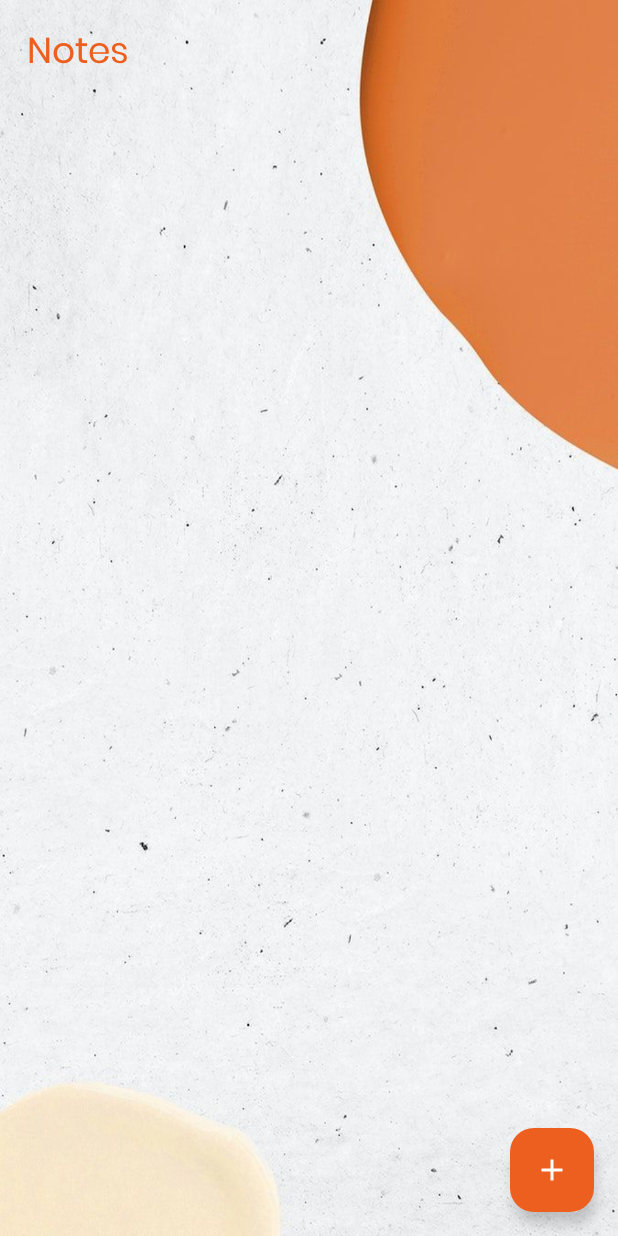
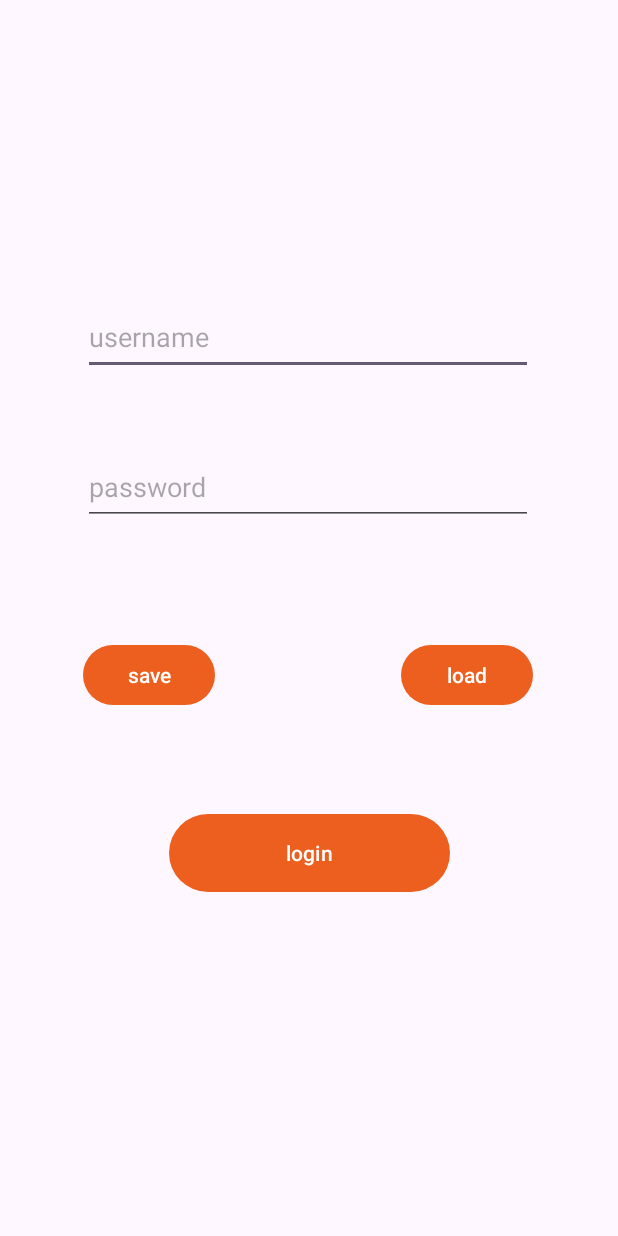
Before and after one commit to dewnijayasuriya/notes-app-sqlite, an Android app: the screen it shows after launch (MainActivity before the commit, loginActivity after it), after a tap on "Get Started", on a phone screen of 412 x 824 dp. Run offline under Robolectric (Android 15) with nearby library versions, the phone set to English and light mode, and no system bars.

Commit message:
notes app SQLite

```diff
--- a/app/src/main/AndroidManifest.xml
+++ b/app/src/main/AndroidManifest.xml
@@ -12,6 +12,12 @@
         android:supportsRtl="true"
         android:theme="@style/Theme.NotesSQLite"
         tools:targetApi="31">
+        <activity
+            android:name=".loginActivity"
+            android:exported="false" />
+        <activity
+            android:name=".LoginActivity"
+            android:exported="false" />
         <activity
             android:name=".MainActivity"
             android:exported="false" />
--- a/app/src/main/java/com/example/notessqlite/LaunchScreen.kt
+++ b/app/src/main/java/com/example/notessqlite/LaunchScreen.kt
@@ -13,7 +13,7 @@ class LaunchScreen : AppCompatActivity() {
         var button = findViewById<Button>(R.id.button)
 
         button.setOnClickListener() {
-            val intent = Intent(this, MainActivity::class.java)
+            val intent = Intent(this, loginActivity::class.java)
             startActivity(intent)
             finish()
         }
--- a/app/src/main/java/com/example/notessqlite/MainActivity.kt
+++ b/app/src/main/java/com/example/notessqlite/MainActivity.kt
@@ -8,11 +8,11 @@ import com.example.notessqlite.databinding.ActivityMainBinding
 
 class MainActivity : AppCompatActivity() {
 
-    private lateinit var binding: ActivityMainBinding
+    private lateinit var binding: ActivityMainBinding //to access the layout file
     private lateinit var db: NotesDatabaseHelper
-    private lateinit var notesAdapter: NotesAdapter
+    private lateinit var notesAdapter: NotesAdapter //store data into a recycle view
 
-    override fun onCreate(savedInstanceState: Bundle?) {
+    override fun onCreate(savedInstanceState: Bundle?) { // when activity is create onCreate method called
         super.onCreate(savedInstanceState)
         binding = ActivityMainBinding.inflate(layoutInflater)
         setContentView(binding.root)
@@ -23,7 +23,7 @@ class MainActivity : AppCompatActivity() {
         binding.notesRecyclerView.layoutManager=LinearLayoutManager(this)
         binding.notesRecyclerView.adapter=notesAdapter
 
-        binding.addButton.setOnClickListener {
+        binding.addButton.setOnClickListener { //add button intent
             val intent = Intent(this,AddNoteActivity::class.java)
             startActivity(intent)
         }
@@ -31,6 +31,6 @@ class MainActivity : AppCompatActivity() {
 
     override fun onResume() {
         super.onResume()
-        notesAdapter.refreshData(db.getAllNotes())
+        notesAdapter.refreshData(db.getAllNotes()) // retrieve updated data from the database
     }
 }
--- a/app/src/main/java/com/example/notessqlite/Note.kt
+++ b/app/src/main/java/com/example/notessqlite/Note.kt
@@ -1,3 +1,3 @@
 package com.example.notessqlite
 
-data class Note(val id:Int, val title: String, val content:String)
+data class Note(val id:Int, val title: String, val content:String) //column names
--- a/app/src/main/java/com/example/notessqlite/NotesAdapter.kt
+++ b/app/src/main/java/com/example/notessqlite/NotesAdapter.kt
@@ -10,8 +10,10 @@ import android.widget.TextView
 import android.widget.Toast
 import androidx.recyclerview.widget.RecyclerView
 
+//manage notes in the recycler view
 class NotesAdapter(private var notes: List<Note>, context: Context) : RecyclerView.Adapter<NotesAdapter.NoteViewHolder>(){
 
+    //communicate with the database
     private val db: NotesDatabaseHelper = NotesDatabaseHelper(context)
 
     class NoteViewHolder(itemView: View) : RecyclerView.ViewHolder(itemView){
@@ -23,24 +25,28 @@ class NotesAdapter(private var notes: List<Note>, context: Context) : RecyclerVi
 
     }
 
+    //this method called when recycler view needs view holder
     override fun onCreateViewHolder(parent: ViewGroup, viewType: Int): NoteViewHolder {
         val view = LayoutInflater.from(parent.context).inflate(R.layout.note_item, parent, false)
         return NoteViewHolder(view)
     }
 
-    override fun getItemCount(): Int = notes.size
+    override fun getItemCount(): Int = notes.size //return no of notes
 
-    override fun onBindViewHolder(holder: NoteViewHolder, position: Int) {
+    override fun onBindViewHolder(holder: NoteViewHolder, position: Int) {//bind data to each view holder
         val note = notes[position]
         holder.titleTextView.text = note.title
         holder.contentTextView.text=note.content
 
+        // set click listener for update button
         holder.updateButton.setOnClickListener{
             val intent = Intent(holder.itemView.context, UpdateNoteActivity::class.java).apply {
                 putExtra("note_id", note.id)
             }
             holder.itemView.context.startActivity(intent)
         }
+
+        // set click listener for delete button
         holder.deleteButton.setOnClickListener {
             db.deleteNote(note.id)
             refreshData(db.getAllNotes())
@@ -48,9 +54,9 @@ class NotesAdapter(private var notes: List<Note>, context: Context) : RecyclerVi
         }
     }
 
-    fun refreshData(newNotes:List<Note>){
+    fun refreshData(newNotes:List<Note>){// refresh new data set
         notes = newNotes
-        notifyDataSetChanged()
+        notifyDataSetChanged()//notifies adapter that data set has changed
     }
 
 
--- /dev/null
+++ b/app/src/main/java/com/example/notessqlite/loginActivity.kt
@@ -0,0 +1,82 @@
+package com.example.notessqlite
+
+import android.os.Bundle
+import androidx.activity.enableEdgeToEdge
+import androidx.appcompat.app.AppCompatActivity
+import androidx.core.view.WindowCompat
+import android.content.Context
+import android.content.Intent
+import android.widget.Button
+import android.widget.EditText
+import android.widget.Toast
+
+class loginActivity : AppCompatActivity() {
+    override fun onCreate(savedInstanceState: Bundle?) {
+        super.onCreate(savedInstanceState)
+        enableEdgeToEdge()
+        setContentView(R.layout.activity_login)
+
+        // Initialize views
+        val save = findViewById<Button>(R.id.button3)
+        val load = findViewById<Button>(R.id.button4)
+        val editText = findViewById<EditText>(R.id.Edittext)
+        val editText2 = findViewById<EditText>(R.id.edittext2)
+        val login = findViewById<Button>(R.id.login)
+        val sharedPref = getSharedPreferences("myPref", Context.MODE_PRIVATE)
+
+        // Save button click listener
+        save.setOnClickListener {
+            // Retrieve user input
+            val userName = editText.text.toString()
+            val pass = editText2.text.toString()
+
+            // Validate input (for example, check if fields are empty)
+            if (userName.isEmpty() || pass.isEmpty()) {
+                Toast.makeText(this, "Please fill in all fields", Toast.LENGTH_SHORT).show()
+                return@setOnClickListener
+            }
+
+            // Save data to SharedPreferences
+            val editor = sharedPref.edit()
+            editor.putString("user_name", userName)
+            editor.putString("password", pass)
+            editor.apply()
+            Toast.makeText(this, "Data saved", Toast.LENGTH_SHORT).show()
+        }
+
+        // Load button click listener
+        load.setOnClickListener {
+            // Retrieve data from SharedPreferences
+            val userName = sharedPref.getString("user_name", null)
+            val pass = sharedPref.getString("password", null)
+
+            // Set retrieved data to EditText fields
+            editText.setText(userName)
+            editText2.setText(pass)
+
+            Toast.makeText(this, "Data loaded", Toast.LENGTH_SHORT).show()
+        }
+
+        // Login button click listener
+        login.setOnClickListener {
+            // Retrieve user input
+            val enteredUserName = editText.text.toString()
+            val enteredPassword = editText2.text.toString()
+
+            // Retrieve saved data from SharedPreferences
+            val savedUserName = sharedPref.getString("user_name", null)
+            val savedPassword = sharedPref.getString("password", null)
+
+            // Perform validation (for example, check if username and password match)
+            if (enteredUserName == savedUserName && enteredPassword == savedPassword) {
+                // If credentials are correct, navigate to MainActivity
+                val intent = Intent(this, MainActivity::class.java)
+                startActivity(intent)
+                finish() // Finish the LoginActivity to prevent going back to it on back press
+            } else {
+                // If credentials are incorrect, display error message
+                Toast.makeText(this, "Invalid username or password", Toast.LENGTH_SHORT).show()
+            }
+        }
+    }
+}
--- a/app/src/main/res/drawable/baseline_done_24.xml
+++ b/app/src/main/res/drawable/baseline_done_24.xml
@@ -1,5 +1,5 @@
 <vector
-    android:height="24dp" android:tint="#ED5F1E"
+    android:height="24dp" android:tint="@color/black"
     android:viewportHeight="24" android:viewportWidth="24"
     android:width="24dp" xmlns:android="http://schemas.android.com/apk/res/android">
     <path android:fillColor="@android:color/white" android:pathData="M9,16.2L4.8,12l-1.4,1.4L9,19 21,7l-1.4,-1.4L9,16.2z"/>
--- /dev/null
+++ b/app/src/main/res/layout/activity_login.xml
@@ -0,0 +1,69 @@
+<?xml version="1.0" encoding="utf-8"?>
+<androidx.constraintlayout.widget.ConstraintLayout
+    xmlns:android="http://schemas.android.com/apk/res/android"
+    xmlns:app="http://schemas.android.com/apk/res-auto"
+    xmlns:tools="http://schemas.android.com/tools"
+    android:layout_width="match_parent"
+    android:layout_height="match_parent"
+    tools:context=".loginActivity">
+
+    <EditText
+        android:id="@+id/Edittext"
+        android:layout_width="300dp"
+        android:layout_height="50dp"
+        android:layout_marginTop="200dp"
+        android:hint="username"
+        app:layout_constraintEnd_toEndOf="parent"
+        app:layout_constraintHorizontal_bias="0.495"
+        app:layout_constraintStart_toStartOf="parent"
+        app:layout_constraintTop_toTopOf="parent" />
+
+    <EditText
+        android:id="@+id/edittext2"
+        android:layout_width="300dp"
+        android:layout_height="50dp"
+        android:layout_marginTop="50dp"
+        android:hint="password"
+        android:inputType="textPassword"
+        app:layout_constraintEnd_toEndOf="parent"
+        app:layout_constraintHorizontal_bias="0.495"
+        app:layout_constraintStart_toStartOf="parent"
+        app:layout_constraintTop_toBottomOf="@+id/Edittext" />
+
+    <Button
+        android:id="@+id/button3"
+        android:layout_width="wrap_content"
+        android:layout_height="wrap_content"
+        android:text="save"
+        app:layout_constraintBottom_toBottomOf="parent"
+        app:layout_constraintEnd_toEndOf="parent"
+        app:layout_constraintHorizontal_bias="0.17"
+        app:layout_constraintStart_toStartOf="parent"
+        app:layout_constraintTop_toBottomOf="@+id/Edittext"
+        app:layout_constraintVertical_bias="0.334" />
+
+    <Button
+        android:id="@+id/button4"
+        android:layout_width="wrap_content"
+        android:layout_height="wrap_content"
+        android:text="load"
+        app:layout_constraintBottom_toBottomOf="parent"
+        app:layout_constraintEnd_toEndOf="parent"
+        app:layout_constraintHorizontal_bias="0.826"
+        app:layout_constraintStart_toStartOf="parent"
+        app:layout_constraintTop_toBottomOf="@+id/Edittext"
+        app:layout_constraintVertical_bias="0.334" />
+
+    <Button
+        android:id="@+id/login"
+        android:layout_width="187dp"
+        android:layout_height="60dp"
+        android:text="login"
+        app:layout_constraintBottom_toBottomOf="parent"
+        app:layout_constraintEnd_toEndOf="parent"
+        app:layout_constraintStart_toStartOf="parent"
+        app:layout_constraintTop_toBottomOf="@+id/Edittext"
+        app:layout_constraintVertical_bias="0.562" />
+
+
+</androidx.constraintlayout.widget.ConstraintLayout>
```
Also changed, not shown: app/src/main/java/com/example/notessqlite/AddNoteActivity.kt (+28 -13 lines), app/src/main/java/com/example/notessqlite/NotesDatabaseHelper.kt (+9 -9 lines), app/src/main/java/com/example/notessqlite/UpdateNoteActivity.kt (+23 -0 lines).
